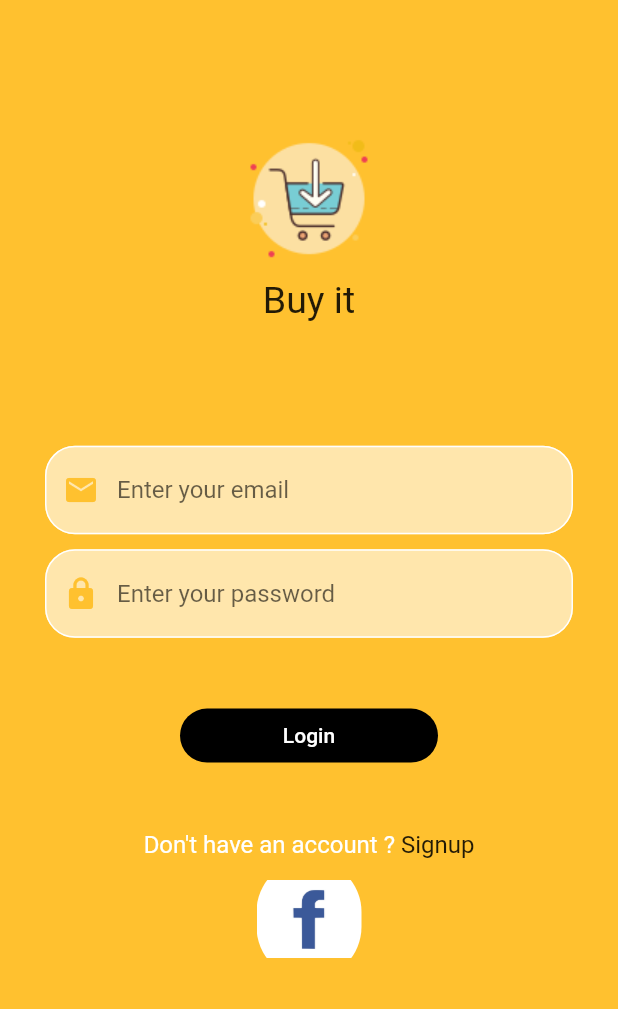
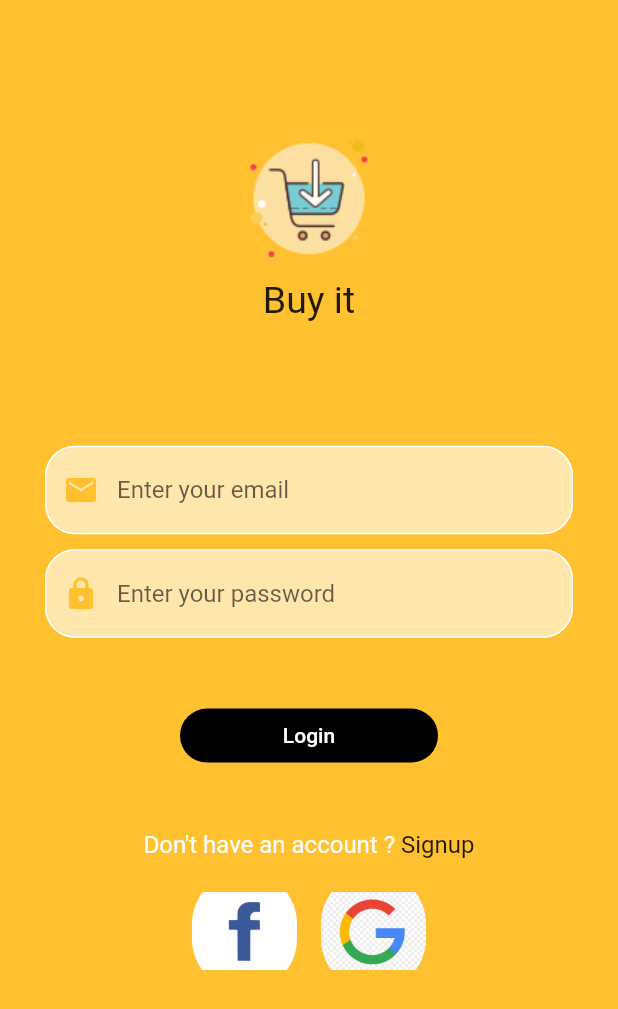
Before and after one commit to Madhav008/myshop, a Flutter app: the screen it shows after launch, on a phone screen of 412 x 824 dp. Shown: the top 1009 px of the screen. Run offline on Flutter 3.47's test engine with Material 2 defaults, Android fonts, the phone set to English and light mode, and no system bars; Roboto replaces fonts that are missing (Pacifico).

Commit message:
fb and google logo added

```diff
--- a/lib/login.dart
+++ b/lib/login.dart
@@ -100,13 +100,36 @@ class _LoginScreenState extends State<LoginScreen> {
             Row(
               mainAxisAlignment: MainAxisAlignment.center,
               children: [
-                Container(
+                Padding(
+                  padding: const EdgeInsets.all(8.0),
+                  child: GestureDetector(
+                    onTap: null,
+                    child: Container(
                       height: 80,
                       width: 70,
                       decoration: BoxDecoration(
                         borderRadius: BorderRadius.circular(100),
                         image: DecorationImage(
                           image: AssetImage('images/icons/facebook.jpg'),
+                        ),
+                      ),
+                    ),
+                  ),
+                ),
+
+                Padding(
+                  padding: const EdgeInsets.all(8.0),
+                  child: GestureDetector(
+                    onTap: null,
+                    child: Container(
+                      height: 80,
+                      width: 70,
+                      decoration: BoxDecoration(
+                        borderRadius: BorderRadius.circular(100),
+                        image: DecorationImage(
+                          image: AssetImage('images/icons/google.jpg'),
+                        ),
+                      ),
                     ),
                   ),
                 )
```
Lines whose indentation alone changed are shown as unchanged.
